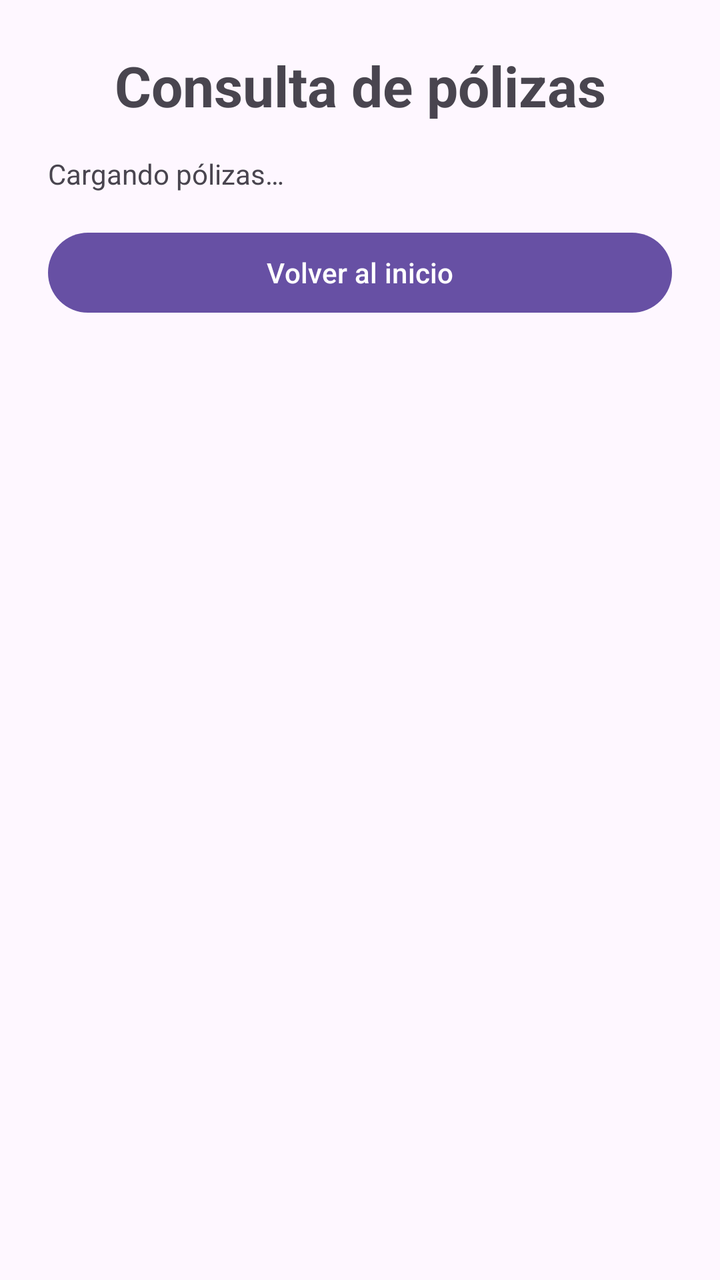
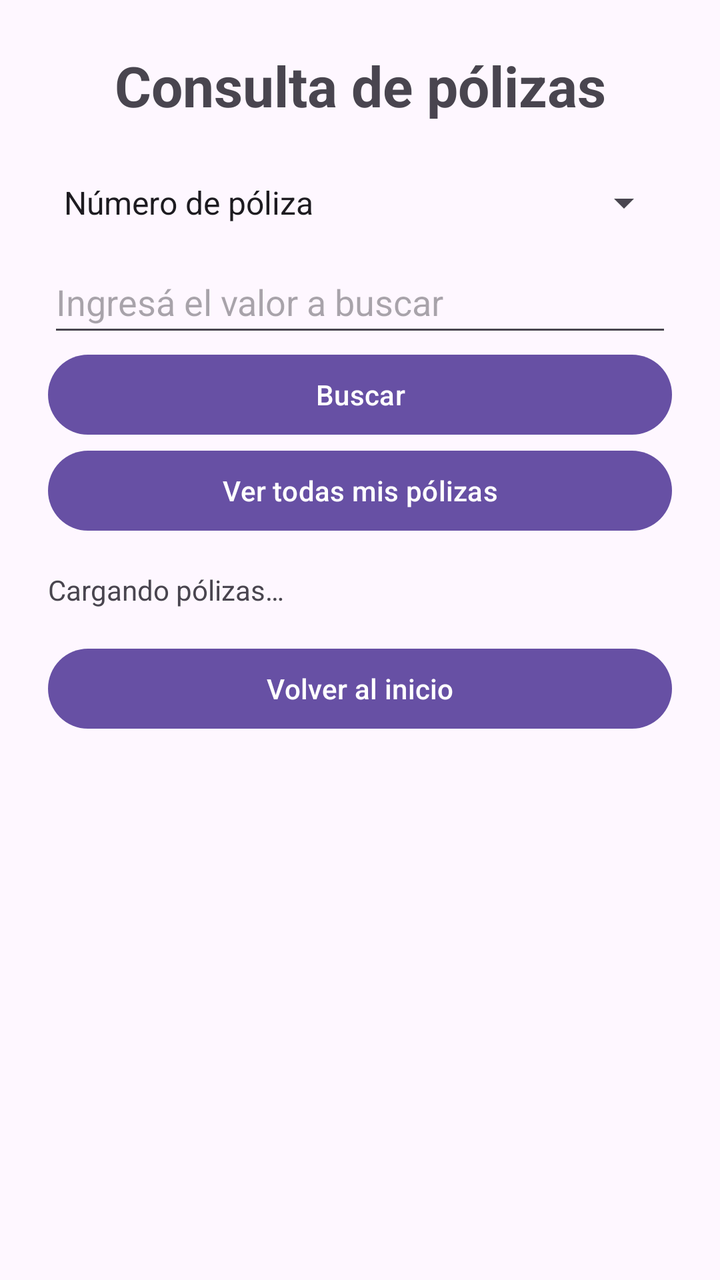

Two renders of the same Android screen: before a commit and after it. Below are the layout's source before the change and the commit's diff.
<!-- AndroidManifest.xml: application theme Theme.CotizadorSeguros -->
<!-- res/layout/activity_consulta_polizas.xml -->
<?xml version="1.0" encoding="utf-8"?>
<androidx.constraintlayout.widget.ConstraintLayout
    xmlns:android="http://schemas.android.com/apk/res/android"
    xmlns:app="http://schemas.android.com/apk/res-auto"
    android:id="@+id/main"
    android:layout_width="match_parent"
    android:layout_height="match_parent">

    <ScrollView
        android:layout_width="0dp"
        android:layout_height="0dp"
        app:layout_constraintTop_toTopOf="parent"
        app:layout_constraintBottom_toBottomOf="parent"
        app:layout_constraintStart_toStartOf="parent"
        app:layout_constraintEnd_toEndOf="parent">

        <LinearLayout
            android:layout_width="match_parent"
            android:layout_height="wrap_content"
            android:orientation="vertical"
            android:padding="@dimen/padding_pantalla">

            <TextView
                android:layout_width="match_parent"
                android:layout_height="wrap_content"
                android:text="@string/polizas_titulo"
                android:textSize="@dimen/titulo_size"
                android:textStyle="bold"
                android:gravity="center" />

            <TextView
                android:id="@+id/txtEstadoPolizas"
                android:layout_width="match_parent"
                android:layout_height="wrap_content"
                android:layout_marginTop="@dimen/margin_normal"
                android:text="@string/polizas_cargando" />

            <LinearLayout
                android:id="@+id/contenedorPolizas"
                android:layout_width="match_parent"
                android:layout_height="wrap_content"
                android:layout_marginTop="@dimen/margin_normal"
                android:orientation="vertical" />

            <Button
                android:id="@+id/btnVolverInicio"
                android:layout_width="match_parent"
                android:layout_height="wrap_content"
                android:text="@string/polizas_volver" />

        </LinearLayout>
    </ScrollView>

</androidx.constraintlayout.widget.ConstraintLayout>
<!-- resources referenced by this layout -->
<resources>
  <dimen name="margin_normal">16dp</dimen>
  <dimen name="padding_pantalla">24dp</dimen>
  <dimen name="titulo_size">28sp</dimen>
  <string name="polizas_cargando">Cargando pólizas…</string>
  <string name="polizas_titulo">Consulta de pólizas</string>
  <string name="polizas_volver">Volver al inicio</string>
  <style name="Theme.CotizadorSeguros" parent="Base.Theme.CotizadorSeguros" />
  <style name="Base.Theme.CotizadorSeguros" parent="Theme.Material3.DayNight.NoActionBar">
          
          
      </style>
</resources>

<!-- the commit's change to res/layout/activity_consulta_polizas.xml (unified diff, before → after) -->
@@ -28,6 +28,36 @@
                 android:textStyle="bold"
                 android:gravity="center" />
 
+            <Spinner
+                android:id="@+id/spinnerCriterioPolizas"
+                android:layout_width="match_parent"
+                android:layout_height="wrap_content"
+                android:layout_marginTop="@dimen/margin_normal"
+                android:minHeight="@dimen/altura_minima_input"
+                android:entries="@array/polizas_criterios" />
+
+            <EditText
+                android:id="@+id/inputBuscarPoliza"
+                android:layout_width="match_parent"
+                android:layout_height="wrap_content"
+                android:minHeight="@dimen/altura_minima_input"
+                android:hint="@string/polizas_buscar_valor"
+                android:inputType="textNoSuggestions"
+                android:maxLines="1"
+                android:importantForAutofill="no" />
+
+            <Button
+                android:id="@+id/btnBuscarPoliza"
+                android:layout_width="match_parent"
+                android:layout_height="wrap_content"
+                android:text="@string/polizas_buscar" />
+
+            <Button
+                android:id="@+id/btnVerTodasPolizas"
+                android:layout_width="match_parent"
+                android:layout_height="wrap_content"
+                android:text="@string/polizas_ver_todas" />
+
             <TextView
                 android:id="@+id/txtEstadoPolizas"
                 android:layout_width="match_parent"
<!-- resource entries referenced after the edit -->
@@ -1,10 +1,18 @@
 <!-- resources referenced by this layout -->
 <resources>
+  <string-array name="polizas_criterios">
+          <item>Número de póliza</item>
+          <item>Asegurado</item>
+      </string-array>
+  <dimen name="altura_minima_input">48dp</dimen>
   <dimen name="margin_normal">16dp</dimen>
   <dimen name="padding_pantalla">24dp</dimen>
   <dimen name="titulo_size">28sp</dimen>
+  <string name="polizas_buscar">Buscar</string>
+  <string name="polizas_buscar_valor">Ingresá el valor a buscar</string>
   <string name="polizas_cargando">Cargando pólizas…</string>
   <string name="polizas_titulo">Consulta de pólizas</string>
+  <string name="polizas_ver_todas">Ver todas mis pólizas</string>
   <string name="polizas_volver">Volver al inicio</string>
   <style name="Theme.CotizadorSeguros" parent="Base.Theme.CotizadorSeguros" />
   <style name="Base.Theme.CotizadorSeguros" parent="Theme.Material3.DayNight.NoActionBar">
